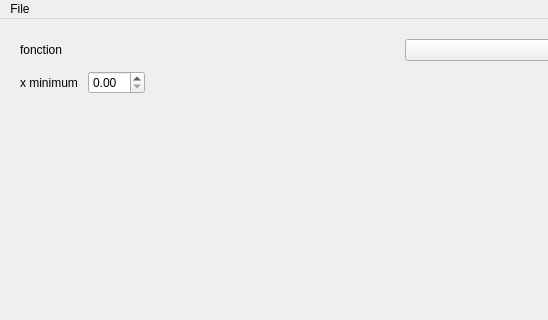
This is mainWindow.ui in ozielRaymond/TP2 as Qt 5 draws it before an edit; both pictures show x 0 to 548 and y 0 to 320 of the 800 by 600 pixel window. The edited form follows.
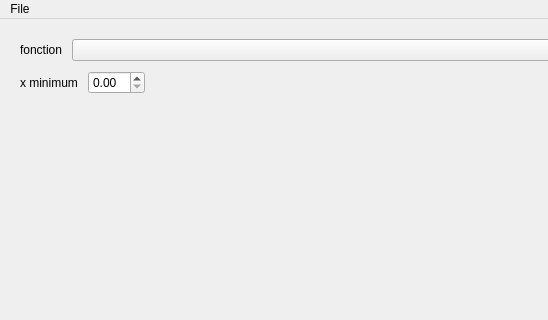
This is the edited form.

Commit message: Correction visuelle au niveau du combobox

The edit to the form file:
```diff
--- a/mainWindow.ui
+++ b/mainWindow.ui
@@ -34,6 +34,12 @@
      <layout class="QHBoxLayout" name="horizontalLayout_2">
       <item>
        <widget class="QLabel" name="label_4">
+        <property name="sizePolicy">
+            <sizepolicy hsizetype="Fixed" vsizetype="Fixed">
+                <horstretch>0</horstretch>
+                <verstretch>0</verstretch>
+            </sizepolicy>
+        </property>
         <property name="text">
          <string>fonction</string>
         </property>
```
Lines whose indentation alone changed are shown as unchanged.
